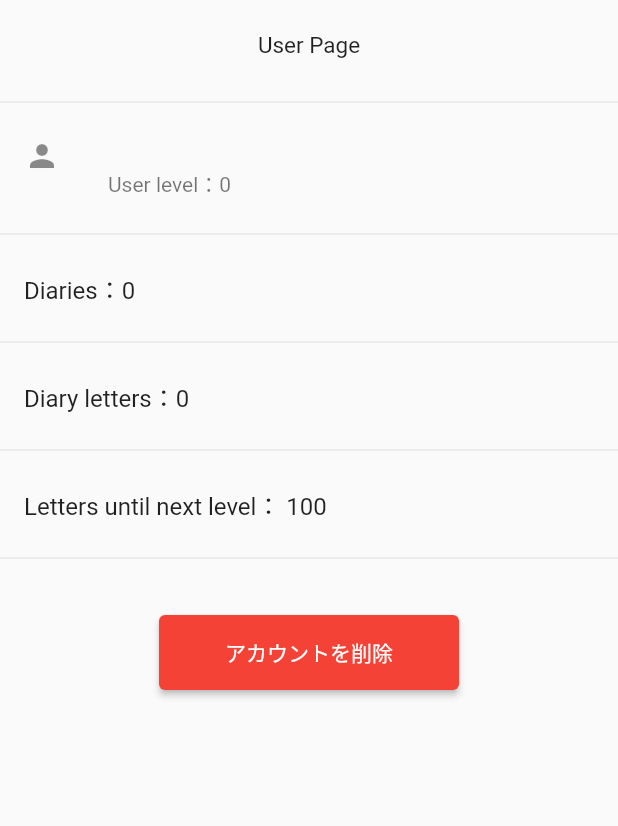
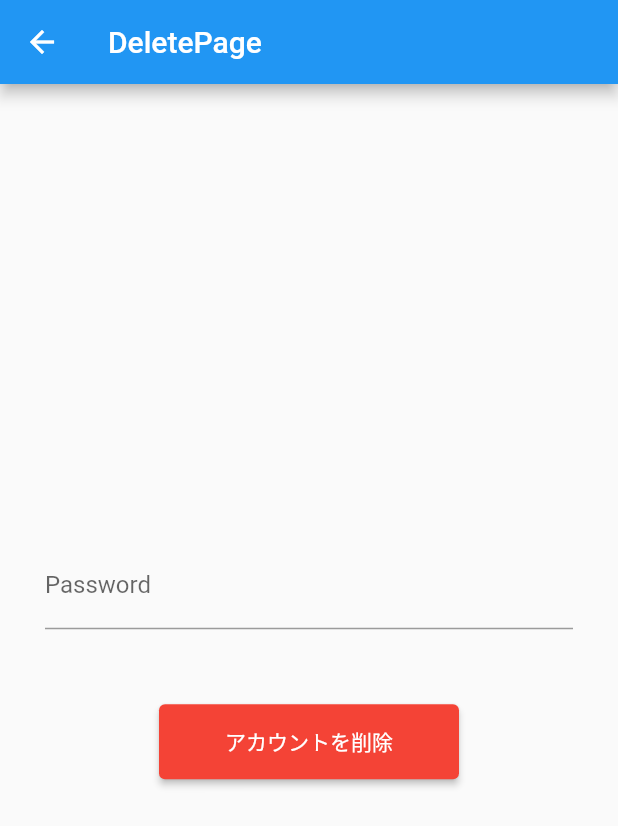
Before and after one commit to Ta23ka98/expressive_writing, a Flutter app: the UserPage screen opened directly, after a tap on "アカウントを削除", on a phone screen of 412 x 824 dp. Shown: the top 826 px of the screen. Run offline on Flutter 3.47's test engine with Material 2 defaults, Android fonts, the phone set to English and light mode, and no system bars; our stand-ins replace cloud_firestore, firebase_auth, firebase_core, flutter_hooks, freezed_annotation, hooks_riverpod and 2 more; accounts and stored records are empty.

Commit message:
add: Add reAuth, deleteUser methods

```diff
--- a/lib/infrastructure/auth_repository.dart
+++ b/lib/infrastructure/auth_repository.dart
@@ -16,7 +16,8 @@ abstract class BaseAuthRepository {
   String? getUid();
   Stream<User?> get authStateChange;
   Future<void> signOut();
-  Future<void> deleteUser();
+  Future<void> deleteUser({required String password});
+  Future<void> reAuth({required String password});
 }
 
 class AuthRepository implements BaseAuthRepository {
@@ -67,9 +68,21 @@ class AuthRepository implements BaseAuthRepository {
   }
 
   @override
-  Future<void> deleteUser() async {
+  Future<void> deleteUser({required String password}) async {
     try {
-      await auth.currentUser?.delete();
+      await reAuth(password: password);
+      await auth.currentUser!.delete();
+    } on FirebaseAuthException catch (e) {
+      _logger.e(e.toString());
+    }
+  }
+
+  @override
+  Future<void> reAuth({required String password}) async {
+    try {
+      final AuthCredential authCredential = EmailAuthProvider.credential(
+          email: auth.currentUser!.email!, password: password);
+      auth.currentUser!.reauthenticateWithCredential(authCredential);
     } on FirebaseAuthException catch (e) {
       _logger.e(e.toString());
     }
--- /dev/null
+++ b/lib/presentation/delete_page/delete_page.dart
@@ -0,0 +1,55 @@
+//import 'package:expressive_diary/Screens/frame_widget.dart';
+//import 'package:expressive_diary/Screens/main.dart';
+import 'package:expressive_writing/common/logger_provider.dart';
+import 'package:expressive_writing/presentation/delete_page/delete_page_notifier.dart';
+import 'package:expressive_writing/presentation/first_page/firstpage_notifier.dart';
+import 'package:flutter/material.dart';
+import 'package:firebase_auth/firebase_auth.dart';
+import 'package:flutter_hooks/flutter_hooks.dart';
+import 'package:hooks_riverpod/hooks_riverpod.dart';
+
+class DeletePage extends HookConsumerWidget {
+  final FirebaseAuth auth = FirebaseAuth.instance;
+  String userPassword = "";
+
+  @override
+  Widget build(BuildContext context, WidgetRef ref) {
+    final notifier = ref.read(deletePageNotifierProvider.notifier);
+    final passwordController = useTextEditingController(text: "");
+    return Scaffold(
+      appBar: AppBar(
+        title: const Text("DeletePage"),
+      ),
+      body: Center(
+        child: Container(
+          padding: const EdgeInsets.all(30),
+          child: Column(
+            mainAxisAlignment: MainAxisAlignment.center,
+            children: [
+              TextFormField(
+                controller: passwordController,
+                obscureText: true,
+                decoration: const InputDecoration(labelText: "Password"),
+                onChanged: (String value) {
+                  return notifier.setPassword(value);
+                },
+              ),
+              const SizedBox(height: 50),
+              SizedBox(
+                height: 50,
+                width: 200,
+                child: ElevatedButton(
+                    onPressed: () async {
+                      await notifier.deleteUser();
+                      Navigator.pop(context);
+                    },
+                    style: ElevatedButton.styleFrom(primary: Colors.red),
+                    child: const Text("アカウントを削除")),
+              ),
+            ],
+          ),
+        ),
+      ),
+    );
+  }
+}
--- /dev/null
+++ b/lib/presentation/delete_page/delete_page_notifier.dart
@@ -0,0 +1,26 @@
+import 'package:expressive_writing/infrastructure/auth_repository.dart';
+import 'package:expressive_writing/state/delete_page_state.dart';
+import 'package:hooks_riverpod/hooks_riverpod.dart';
+
+final deletePageNotifierProvider = StateNotifierProvider((ref) {
+  return DeletePageNotifier(
+    authRepository: ref.read(authRepositoryProvider),
+  );
+});
+
+class DeletePageNotifier extends StateNotifier<DeletePageState> {
+  final BaseAuthRepository _authRepository;
+
+  DeletePageNotifier({
+    required BaseAuthRepository authRepository,
+  })  : _authRepository = authRepository,
+        super(DeletePageState(password: ""));
+
+  void setPassword(String password) {
+    state = state.copyWith(password: password);
+  }
+
+  Future<void> deleteUser() async {
+    await _authRepository.deleteUser(password: state.password);
+  }
+}
--- a/lib/presentation/user_page/user_page.dart
+++ b/lib/presentation/user_page/user_page.dart
@@ -1,3 +1,4 @@
+import 'package:expressive_writing/presentation/delete_page/delete_page.dart';
 import 'package:flutter/material.dart';
 import 'userpage_notifier.dart';
 import 'package:hooks_riverpod/hooks_riverpod.dart';
@@ -48,8 +49,9 @@ class UserPage extends HookConsumerWidget {
             height: 50,
             width: 200,
             child: ElevatedButton(
-                onPressed: () async {
-                  await notifier.deleteUser();
+                onPressed: () {
+                  Navigator.push(
+                      context, MaterialPageRoute(builder: (_) => DeletePage()));
                 },
                 style: ElevatedButton.styleFrom(primary: Colors.red),
                 child: const Text("アカウントを削除")),
--- a/lib/presentation/user_page/userpage_notifier.dart
+++ b/lib/presentation/user_page/userpage_notifier.dart
@@ -25,8 +25,4 @@ class UserPageNotifier extends StateNotifier<UserPageState> {
     final user = await _userRepository.findById(id: uid!);
     state = state.copyWith(user: user);
   }
-
-  Future<void> deleteUser() async {
-    await _authRepository.deleteUser();
-  }
 }
--- /dev/null
+++ b/lib/state/delete_page_state.dart.dart
@@ -0,0 +1 @@
+// TODO Implement this library.
```
Also changed, not shown: lib/main.dart (+15 -3 lines), lib/presentation/first_page/firstpage.dart (+0 -7 lines), lib/presentation/navigation_page/navigation_page.dart (+11 -1 lines), lib/state/delete_page_state.dart (added, +13 -0 lines), lib/domain/entity/event.freezed.dart, lib/domain/entity/user.freezed.dart, lib/state/addevent_page_state.freezed.dart, lib/state/calenderpage_state.freezed.dart, lib/state/delete_page_state.freezed.dart (added), lib/state/firstpage_state.freezed.dart, lib/state/userpage_state.freezed.dart.
